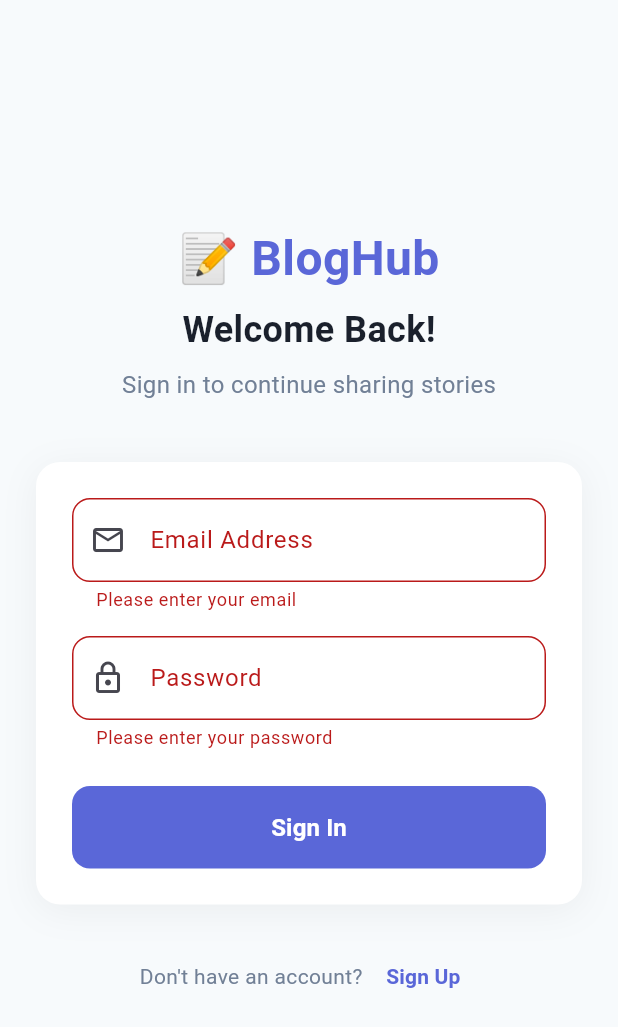
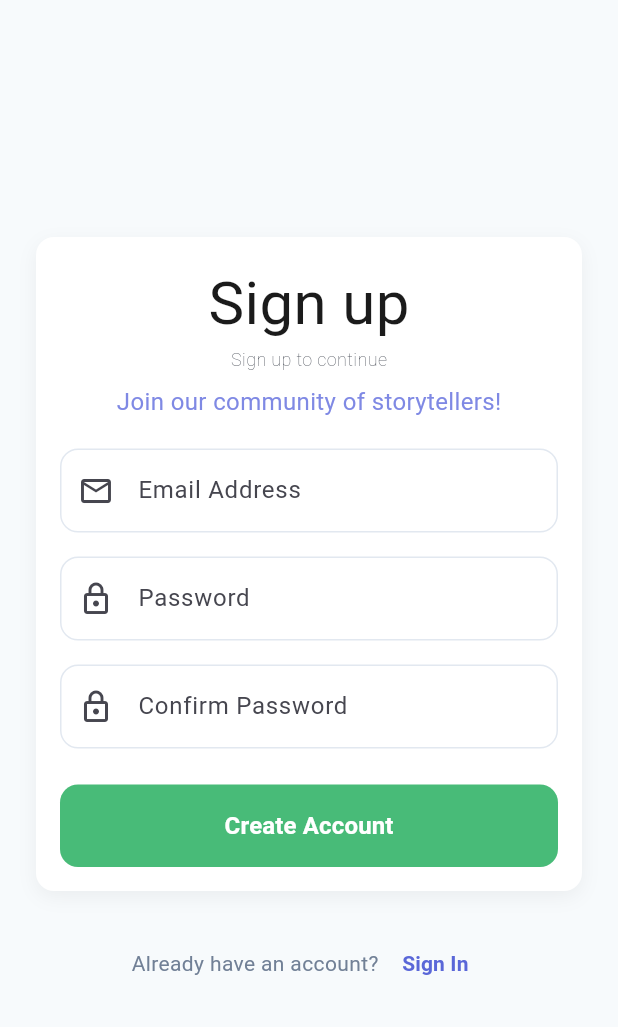
Before and after one commit to PitaoC/Blog-Assesment, a Flutter app: the screen it shows after launch, after a tap on "Sign In", after a tap on "Sign Up", on a phone screen of 412 x 824 dp. Shown: the top 1027 px of the screen. Run offline on Flutter 3.47's test engine with Material 3 defaults, Android fonts, the phone set to English and light mode, and no system bars; our stand-ins replace flutter_dotenv, supabase_flutter; accounts and stored records are empty.

Commit message:
add register

```diff
--- a/flutter_assesment/lib/screens/login_screen.dart
+++ b/flutter_assesment/lib/screens/login_screen.dart
@@ -1,6 +1,7 @@
 import 'package:flutter/material.dart';
 import '../services/auth_service.dart';
 import 'home_screen.dart';
+import 'register_screen.dart';
 
 class LoginScreen extends StatefulWidget {
   const LoginScreen({super.key});
@@ -67,7 +68,7 @@ class _LoginScreenState extends State<LoginScreen> {
             child: Column(
               mainAxisAlignment: MainAxisAlignment.center,
               children: [
-
+                // Logo
                 const Text(
                   '📝 BlogHub',
                   style: TextStyle(
@@ -95,6 +96,7 @@ class _LoginScreenState extends State<LoginScreen> {
                 ),
                 const SizedBox(height: 40),
 
+                // Form Card
                 Container(
                   padding: const EdgeInsets.all(24),
                   decoration: BoxDecoration(
@@ -113,6 +115,7 @@ class _LoginScreenState extends State<LoginScreen> {
                     child: Column(
                       crossAxisAlignment: CrossAxisAlignment.stretch,
                       children: [
+                        // Error Message
                         if (_errorMessage != null)
                           Container(
                             padding: const EdgeInsets.all(12),
@@ -131,6 +134,7 @@ class _LoginScreenState extends State<LoginScreen> {
                             ),
                           ),
 
+                        // Email Field
                         TextFormField(
                           controller: _emailController,
                           keyboardType: TextInputType.emailAddress,
@@ -162,6 +166,7 @@ class _LoginScreenState extends State<LoginScreen> {
                         ),
                         const SizedBox(height: 16),
 
+                        // Password Field
                         TextFormField(
                           controller: _passwordController,
                           obscureText: true,
@@ -193,6 +198,7 @@ class _LoginScreenState extends State<LoginScreen> {
                         ),
                         const SizedBox(height: 24),
 
+                        // Login Button
                         ElevatedButton(
                           onPressed: _isLoading ? null : _handleLogin,
                           style: ElevatedButton.styleFrom(
@@ -227,6 +233,7 @@ class _LoginScreenState extends State<LoginScreen> {
                 ),
                 const SizedBox(height: 24),
 
+                // Register Link
                 Row(
                   mainAxisAlignment: MainAxisAlignment.center,
                   children: [
@@ -236,6 +243,11 @@ class _LoginScreenState extends State<LoginScreen> {
                     ),
                     TextButton(
                       onPressed: () {
+                        Navigator.of(context).push(
+                          MaterialPageRoute(
+                            builder: (_) => const RegisterScreen()
+                          )
+                        );
                       },
                       child: const Text(
                         'Sign Up',
--- /dev/null
+++ b/flutter_assesment/lib/screens/register_screen.dart
@@ -0,0 +1,323 @@
+import 'package:flutter/material.dart';
+import '../services/auth_service.dart';
+import 'login_screen.dart';
+
+class RegisterScreen extends StatefulWidget {
+  const RegisterScreen({super.key});
+
+  @override
+  State<RegisterScreen> createState() => _RegisterScreenState();
+}
+
+class _RegisterScreenState extends State<RegisterScreen> {
+  final _formKey = GlobalKey<FormState>();
+  final _emailController = TextEditingController();
+  final _passwordController = TextEditingController();
+  final _confirmPasswordController = TextEditingController();
+  final _authService = AuthService();
+  bool _isLoading = false;
+  String? _errorMessage;
+  String? _successMessage;
+
+  @override
+  void dispose() {
+    _emailController.dispose();
+    _passwordController.dispose();
+    _confirmPasswordController.dispose();
+    super.dispose();
+  }
+
+  Future<void> _handleRegister() async {
+    if (!_formKey.currentState!.validate()) return;
+
+    setState(() {
+      _isLoading = true;
+      _errorMessage = null;
+      _successMessage = null;
+    });
+
+    try {
+      await _authService.register(
+        email: _emailController.text.trim(),
+        password: _passwordController.text,
+      );
+
+      setState(() {
+        _successMessage = '✓ Account created successfully! Please login.';
+      });
+
+      await Future.delayed(const Duration(seconds: 2));
+
+      if (mounted) {
+        Navigator.of(context).pushReplacement(
+          MaterialPageRoute(builder: (_) => const LoginScreen()),
+        );
+      }
+    } catch (e) {
+      setState(() {
+        _errorMessage = e.toString();
+      });
+    } finally {
+      if (mounted) {
+        setState(() {
+          _isLoading = false;
+        });
+      }
+    }
+  }
+
+  @override
+  Widget build(BuildContext context) {
+    return Scaffold(
+      backgroundColor: const Color(0xFFF7FAFC),
+      body: SafeArea(
+        child: Center(
+          child: SingleChildScrollView(
+            padding: const EdgeInsets.all(24),
+            child: Column(
+              mainAxisAlignment: MainAxisAlignment.center,
+              children: [
+                Container(
+                  padding: const EdgeInsets.all(16),
+                  decoration: BoxDecoration(
+                    color: Colors.white,
+                    borderRadius: BorderRadius.circular(12),
+                    boxShadow: [
+                      BoxShadow(
+                        color: Colors.black.withOpacity(0.05),
+                        blurRadius: 10,
+                        offset: const Offset(0, 4),
+                      ),
+                    ],
+                  ),
+                  child: Form(
+                    key: _formKey,
+                    child: Column(
+                      crossAxisAlignment: CrossAxisAlignment.center,
+                      children: [
+                        const Text(
+                          'Sign up',
+                          style: TextStyle(
+                            fontSize: 40,
+                            fontWeight: FontWeight.normal,
+                            color: Color(0xFF1B1B1B),
+                          ),
+                        ),
+                        const Text(
+                          'Sign up to continue',
+                          style: TextStyle(
+                            fontSize: 12,
+                            fontWeight: FontWeight.w200,
+                            color: Color(0xFF1A202C),
+                          ),
+                        ),
+                        const SizedBox(height: 8),
+                        const Text(
+                          'Join our community of storytellers!',
+                          style: TextStyle(
+                            fontSize: 16,
+                            color: Color(0xFF7F89E4),
+                          ),
+                        ),
+                        const SizedBox(height: 20),
+                        SizedBox(
+                          width: double.infinity,
+                          child: Column(
+                            crossAxisAlignment: CrossAxisAlignment.stretch,
+                            children: [
+
+                              if (_successMessage != null)
+                                Container(
+                                  padding: const EdgeInsets.all(12),
+                                  margin: const EdgeInsets.only(bottom: 16),
+                                  decoration: BoxDecoration(
+                                    color: Colors.green.shade50,
+                                    borderRadius: BorderRadius.circular(8),
+                                    border: Border.all(color: Colors.green.shade200),
+                                  ),
+                                  child: Text(
+                                    _successMessage!,
+                                    style: TextStyle(
+                                      color: Colors.green.shade700,
+                                      fontSize: 14,
+                                    ),
+                                  ),
+                                ),
+
+                              if (_errorMessage != null)
+                                Container(
+                                  padding: const EdgeInsets.all(12),
+                                  margin: const EdgeInsets.only(bottom: 16),
+                                  decoration: BoxDecoration(
+                                    color: Colors.red.shade50,
+                                    borderRadius: BorderRadius.circular(8),
+                                    border: Border.all(color: Colors.red.shade200),
+                                  ),
+                                  child: Text(
+                                    _errorMessage!,
+                                    style: TextStyle(
+                                      color: Colors.red.shade700,
+                                      fontSize: 14,
+                                    ),
+                                  ),
+                                ),
+
+                              TextFormField(
+                                controller: _emailController,
+                                keyboardType: TextInputType.emailAddress,
+                                decoration: InputDecoration(
+                                  labelText: 'Email Address',
+                                  hintText: 'you@example.com',
+                                  prefixIcon: const Icon(Icons.email_outlined),
+                                  border: OutlineInputBorder(
+                                    borderRadius: BorderRadius.circular(12),
+                                  ),
+                                  enabledBorder: OutlineInputBorder(
+                                    borderRadius: BorderRadius.circular(12),
+                                    borderSide: const BorderSide(color: Color(0xFFE2E8F0)),
+                                  ),
+                                  focusedBorder: OutlineInputBorder(
+                                    borderRadius: BorderRadius.circular(12),
+                                    borderSide: const BorderSide(color: Color(0xFF5A67D8), width: 2),
+                                  ),
+                                ),
+                                validator: (value) {
+                                  if (value == null || value.isEmpty) {
+                                    return 'Please enter your email';
+                                  }
+                                  if (!value.contains('@')) {
+                                    return 'Please enter a valid email';
+                                  }
+                                  return null;
+                                },
+                              ),
+                              const SizedBox(height: 16),
+
+                              TextFormField(
+                                controller: _passwordController,
+                                obscureText: true,
+                                decoration: InputDecoration(
+                                  labelText: 'Password',
+                                  hintText: '••••••••',
+                                  prefixIcon: const Icon(Icons.lock_outlined),
+                                  border: OutlineInputBorder(
+                                    borderRadius: BorderRadius.circular(12),
+                                  ),
+                                  enabledBorder: OutlineInputBorder(
+                                    borderRadius: BorderRadius.circular(12),
+                                    borderSide: const BorderSide(color: Color(0xFFE2E8F0)),
+                                  ),
+                                  focusedBorder: OutlineInputBorder(
+                                    borderRadius: BorderRadius.circular(12),
+                                    borderSide: const BorderSide(color: Color(0xFF5A67D8), width: 2),
+                                  ),
+                                ),
+                                validator: (value) {
+                                  if (value == null || value.isEmpty) {
+                                    return 'Please enter a password';
+                                  }
+                                  if (value.length < 6) {
+                                    return 'Password must be at least 6 characters';
+                                  }
+                                  return null;
+                                },
+                              ),
+                              const SizedBox(height: 16),
+
+                              TextFormField(
+                                controller: _confirmPasswordController,
+                                obscureText: true,
+                                decoration: InputDecoration(
+                                  labelText: 'Confirm Password',
+                                  hintText: '••••••••',
+                                  prefixIcon: const Icon(Icons.lock_outlined),
+                                  border: OutlineInputBorder(
+                                    borderRadius: BorderRadius.circular(12),
+                                  ),
+                                  enabledBorder: OutlineInputBorder(
+                                    borderRadius: BorderRadius.circular(12),
+                                    borderSide: const BorderSide(color: Color(0xFFE2E8F0)),
+                                  ),
+                                  focusedBorder: OutlineInputBorder(
+                                    borderRadius: BorderRadius.circular(12),
+                                    borderSide: const BorderSide(color: Color(0xFF5A67D8), width: 2),
+                                  ),
+                                ),
+                                validator: (value) {
+                                  if (value == null || value.isEmpty) {
+                                    return 'Please confirm your password';
+                                  }
+                                  if (value != _passwordController.text) {
+                                    return 'Passwords do not match';
+                                  }
+                                  return null;
+                                },
+                              ),
+                              const SizedBox(height: 24),
+
+                              ElevatedButton(
+                                onPressed: _isLoading ? null : _handleRegister,
+                                style: ElevatedButton.styleFrom(
+                                  backgroundColor: const Color(0xFF48BB78),
+                                  foregroundColor: Colors.white,
+                                  padding: const EdgeInsets.symmetric(vertical: 16),
+                                  shape: RoundedRectangleBorder(
+                                    borderRadius: BorderRadius.circular(12),
+                                  ),
+                                  elevation: 0,
+                                ),
+                                child: _isLoading
+                                    ? const SizedBox(
+                                        height: 20,
+                                        width: 20,
+                                        child: CircularProgressIndicator(
+                                          strokeWidth: 2,
+                                          color: Colors.white,
+                                        ),
+                                      )
+                                    : const Text(
+                                        'Create Account',
+                                        style: TextStyle(
+                                          fontSize: 16,
+                                          fontWeight: FontWeight.w600,
+                                        ),
+                                      ),
+                              ),
+                            ],
+                          ),
+                        ),
+                      ],
+                    ),
+                  ),
+                ),
+                const SizedBox(height: 24),
+
+                Row(
+                  mainAxisAlignment: MainAxisAlignment.center,
+                  children: [
+                    const Text(
+                      'Already have an account? ',
+                      style: TextStyle(color: Color(0xFF718096)),
+                    ),
+                    TextButton(
+                      onPressed: () {
+                        Navigator.of(context).pop();
+                      },
+                      child: const Text(
+                        'Sign In',
+                        style: TextStyle(
+                          color: Color(0xFF5A67D8),
+                          fontWeight: FontWeight.w600,
+                        ),
+                      ),
+                    ),
+                  ],
+                ),
+              ],
+            ),
+          )
+        )
+      )
+    );
+  }
+}
--- a/flutter_assesment/lib/services/auth_service.dart
+++ b/flutter_assesment/lib/services/auth_service.dart
@@ -7,6 +7,16 @@ class AuthService {
   bool get isLoggedIn => currentUser != null;
 
   Stream<AuthState> get authStateChanges => supabase.auth.onAuthStateChange;
+
+  Future<AuthResponse> register({
+    required String email,
+    required String password,
+  }) async {
+    return await supabase.auth.signUp(
+      email: email,
+      password: password,
+    );
+  }
 
   Future<AuthResponse> login({
     required String email,
```
